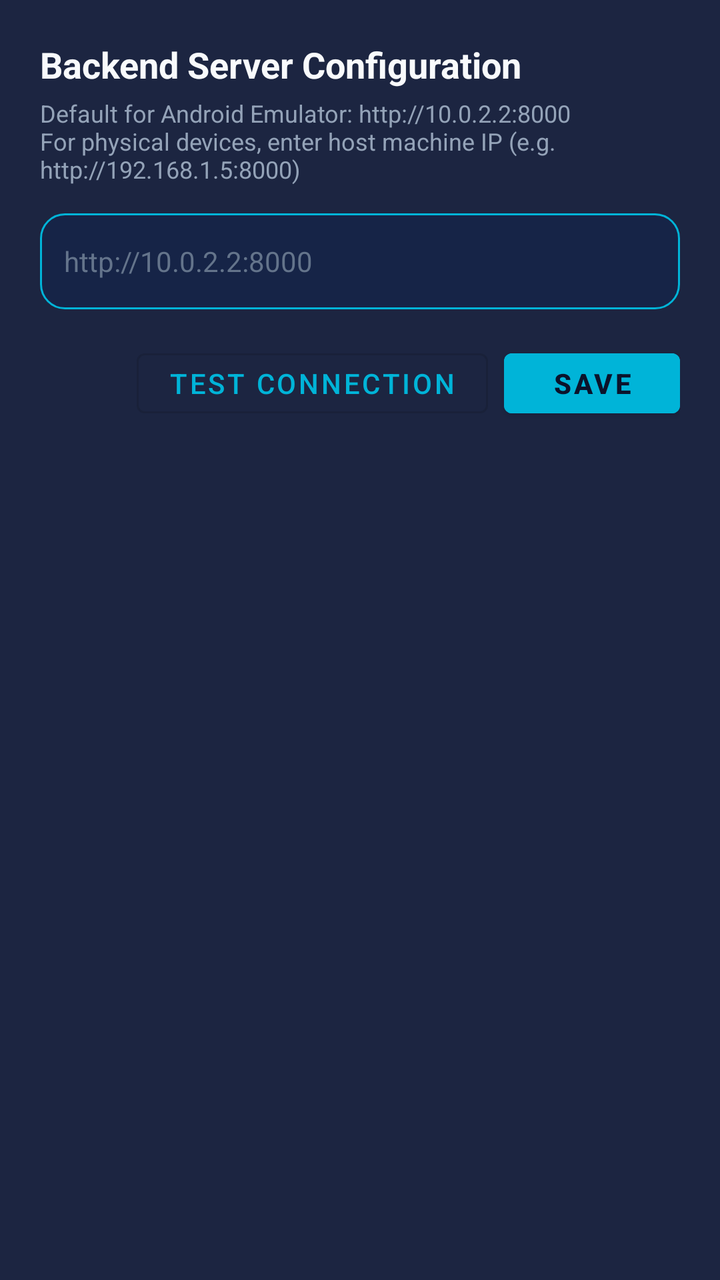
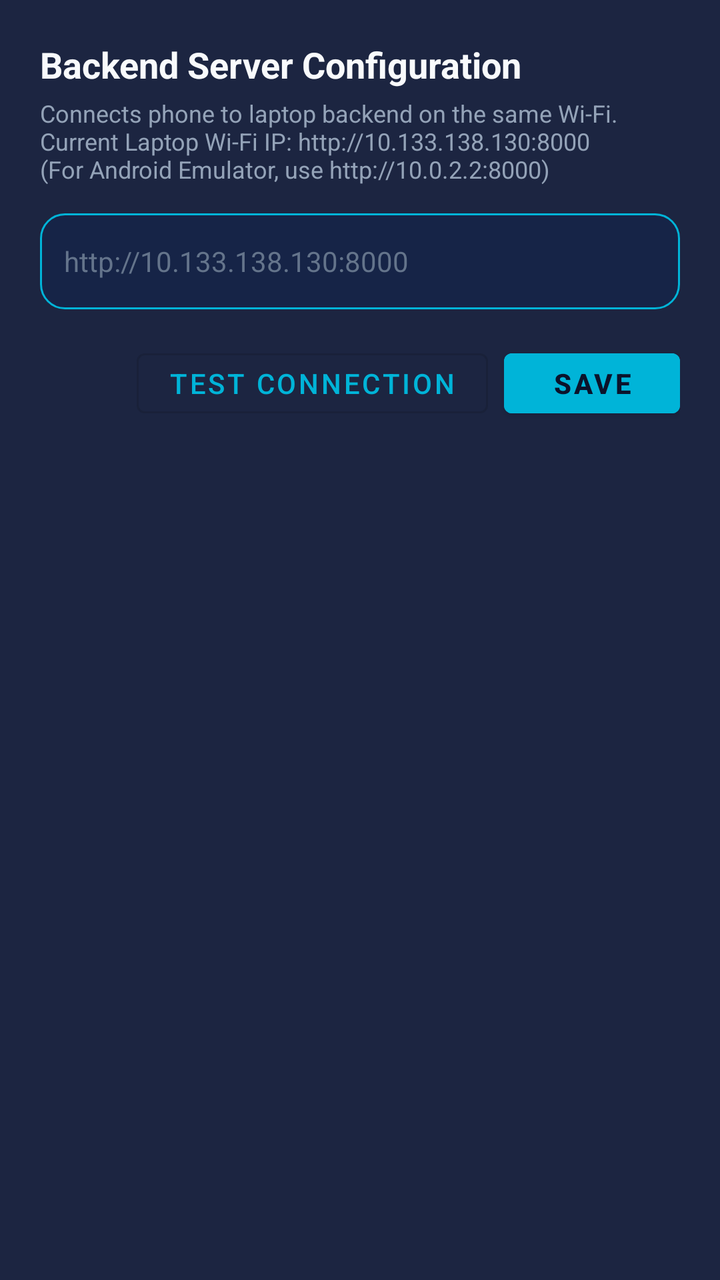

Two renders of the same Android screen: before a commit and after it. Below are the layout's source before the change and the commit's diff.
<!-- AndroidManifest.xml: application theme Theme.Harish333c -->
<!-- res/layout/dialog_settings.xml -->
<?xml version="1.0" encoding="utf-8"?>
<LinearLayout xmlns:android="http://schemas.android.com/apk/res/android"
    android:layout_width="match_parent"
    android:layout_height="wrap_content"
    android:background="@color/card_navy_surface"
    android:orientation="vertical"
    android:padding="20dp">

    <TextView
        android:layout_width="wrap_content"
        android:layout_height="wrap_content"
        android:text="Backend Server Configuration"
        android:textColor="@color/text_primary"
        android:textSize="18sp"
        android:textStyle="bold" />

    <TextView
        android:layout_width="wrap_content"
        android:layout_height="wrap_content"
        android:layout_marginTop="4dp"
        android:text="Default for Android Emulator: http://10.0.2.2:8000\nFor physical devices, enter host machine IP (e.g. http://192.168.1.5:8000)"
        android:textColor="@color/text_secondary"
        android:textSize="12sp" />

    <EditText
        android:id="@+id/etBaseUrl"
        android:layout_width="match_parent"
        android:layout_height="48dp"
        android:layout_marginTop="14dp"
        android:background="@drawable/bg_input_field"
        android:hint="http://10.0.2.2:8000"
        android:inputType="textUri"
        android:padding="12dp"
        android:textColor="@color/text_primary"
        android:textColorHint="@color/text_muted"
        android:textSize="14sp" />

    <TextView
        android:id="@+id/tvTestConnectionResult"
        android:layout_width="match_parent"
        android:layout_height="wrap_content"
        android:layout_marginTop="8dp"
        android:textColor="@color/primary_teal"
        android:textSize="12sp"
        android:visibility="gone" />

    <LinearLayout
        android:layout_width="match_parent"
        android:layout_height="wrap_content"
        android:layout_marginTop="16dp"
        android:gravity="end"
        android:orientation="horizontal">

        <com.google.android.material.button.MaterialButton
            android:id="@+id/btnTestConnection"
            style="@style/Widget.MaterialComponents.Button.OutlinedButton"
            android:layout_width="wrap_content"
            android:layout_height="42dp"
            android:layout_marginEnd="8dp"
            android:text="Test Connection"
            android:textColor="@color/primary_teal" />

        <com.google.android.material.button.MaterialButton
            android:id="@+id/btnSaveSettings"
            android:layout_width="wrap_content"
            android:layout_height="42dp"
            android:backgroundTint="@color/primary_teal"
            android:text="Save"
            android:textColor="@color/bg_dark_navy"
            android:textStyle="bold" />
    </LinearLayout>
</LinearLayout>
<!-- resources referenced by this layout -->
<resources>
  <color name="bg_dark_navy">#0B132B</color>
  <color name="card_navy_surface">#1C2541</color>
  <color name="primary_teal">#00B4D8</color>
  <color name="text_muted">#64748B</color>
  <color name="text_primary">#F8FAFC</color>
  <color name="text_secondary">#94A3B8</color>
  <!-- drawable bg_input_field (drawable) -->
  <?xml version="1.0" encoding="utf-8"?>
  <shape xmlns:android="http://schemas.android.com/apk/res/android"
      android:shape="rectangle">
      <solid android:color="#162447" />
      <corners android:radius="12dp" />
      <stroke android:width="1dp" android:color="@color/primary_teal" />
  </shape>
  <style name="Theme.Harish333c" parent="Theme.MaterialComponents.DayNight.NoActionBar">
          
          <item name="colorPrimary">@color/primary_teal</item>
          <item name="colorPrimaryVariant">@color/primary_teal_dark</item>
          <item name="colorOnPrimary">@color/bg_dark_navy</item>
  
          
          <item name="colorSecondary">@color/secondary_orange</item>
          <item name="colorSecondaryVariant">@color/accent_orange_dark</item>
          <item name="colorOnSecondary">@color/white</item>
  
          
          <item name="android:statusBarColor">@color/bg_dark_navy</item>
          <item name="android:windowBackground">@color/bg_dark_navy</item>
      </style>
  <color name="primary_teal_dark">#0077B6</color>
  <color name="secondary_orange">#FF6B35</color>
  <color name="accent_orange_dark">#E85D04</color>
  <color name="white">#FFFFFF</color>
</resources>

<!-- the commit's change to res/layout/dialog_settings.xml (unified diff, before → after) -->
@@ -18,7 +18,7 @@
         android:layout_width="wrap_content"
         android:layout_height="wrap_content"
         android:layout_marginTop="4dp"
-        android:text="Default for Android Emulator: http://10.0.2.2:8000\nFor physical devices, enter host machine IP (e.g. http://192.168.1.5:8000)"
+        android:text="Connects phone to laptop backend on the same Wi-Fi.\nCurrent Laptop Wi-Fi IP: http://10.133.138.130:8000\n(For Android Emulator, use http://10.0.2.2:8000)"
         android:textColor="@color/text_secondary"
         android:textSize="12sp" />
 
@@ -28,7 +28,7 @@
         android:layout_height="48dp"
         android:layout_marginTop="14dp"
         android:background="@drawable/bg_input_field"
-        android:hint="http://10.0.2.2:8000"
+        android:hint="http://10.133.138.130:8000"
         android:inputType="textUri"
         android:padding="12dp"
         android:textColor="@color/text_primary"
